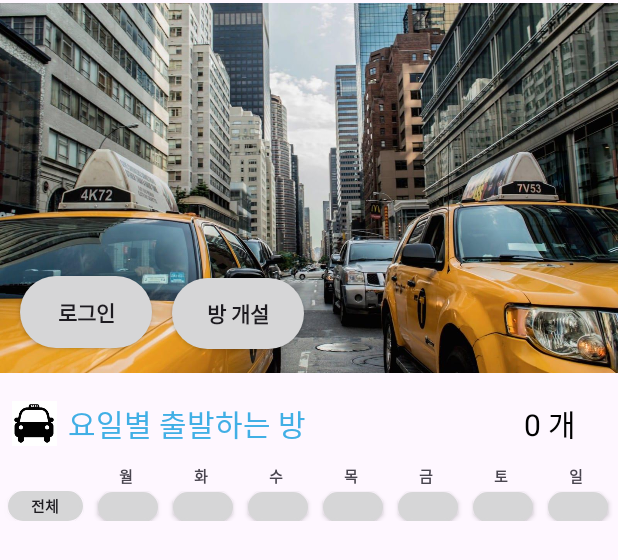
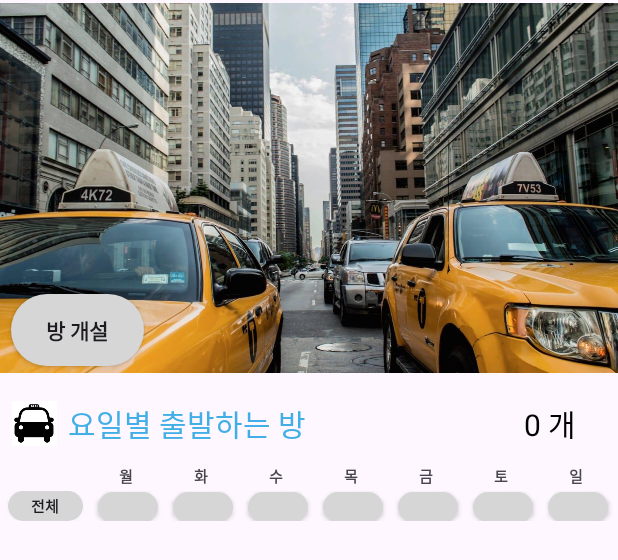
Before and after one commit to Dua1ipa/AndroidProject_Java, an Android app: the layout fragment_home.xml on its own in the app's theme, with its tools: preview values and no code run, on a phone screen of 412 x 824 dp. Shown: the top 560 px of the screen. Run offline under Robolectric (Android 15) with nearby library versions, the phone set to English and light mode, and no system bars.

Commit message:
Ver 2.3
이미지 추가 기능 (버그)

```diff
--- a/Project_Java/TaxiShare/app/src/main/java/com/example/project/Data/UserInfo.java
+++ b/Project_Java/TaxiShare/app/src/main/java/com/example/project/Data/UserInfo.java
@@ -10,9 +10,9 @@ public class UserInfo {
 
     public UserInfo(){};
 
-    public UserInfo(String NickName, String profileImg){
+    public UserInfo(String NickName, String ID){
         this.NickName = NickName;
-        this.profileImg = profileImg;
+        this.ID = ID;
     }
 
     public UserInfo(String NickName, String ID, String profileImg){
--- a/Project_Java/TaxiShare/app/src/main/res/layout/activity_sign_up.xml
+++ b/Project_Java/TaxiShare/app/src/main/res/layout/activity_sign_up.xml
@@ -36,8 +36,9 @@
             android:layout_height="match_parent"
             android:layout_weight="1">
             <de.hdodenhof.circleimageview.CircleImageView
-                android:layout_width="match_parent"
-                android:layout_height="match_parent"
+                android:id="@+id/circleImg"
+                android:layout_width="wrap_content"
+                android:layout_height="wrap_content"
                 android:src="@drawable/default_user">
             </de.hdodenhof.circleimageview.CircleImageView>
         </LinearLayout>
--- a/Project_Java/TaxiShare/app/src/main/res/layout/fragment_home.xml
+++ b/Project_Java/TaxiShare/app/src/main/res/layout/fragment_home.xml
@@ -20,34 +20,22 @@
             android:layout_marginEnd="0dp"
             android:layout_marginBottom="1dp"
             android:src="@drawable/back_taxi" />
+
         <androidx.appcompat.widget.AppCompatButton
-            android:id="@+id/btn_login"
+            android:id="@+id/btn_add"
             android:layout_width="wrap_content"
             android:layout_height="wrap_content"
             android:layout_alignParentStart="true"
             android:layout_alignParentTop="true"
-            android:layout_alignParentBottom="true"
-            android:layout_marginStart="13dp"
-            android:layout_marginTop="184dp"
-            android:layout_marginBottom="20dp"
-            android:background="@drawable/radius_button"
-            android:textStyle="bold"
-            android:text="로그인" />
-        <androidx.appcompat.widget.AppCompatButton
-            android:id="@+id/btn_add"
-            android:layout_width="wrap_content"
-            android:layout_height="wrap_content"
-            android:layout_alignParentTop="true"
             android:layout_alignParentEnd="true"
             android:layout_alignParentBottom="true"
-            android:layout_marginStart="13dp"
-            android:layout_marginTop="185dp"
-            android:layout_marginEnd="209dp"
-            android:layout_marginBottom="19dp"
-            android:layout_toEndOf="@+id/btn_login"
+            android:layout_marginStart="7dp"
+            android:layout_marginTop="196dp"
+            android:layout_marginEnd="316dp"
+            android:layout_marginBottom="8dp"
             android:background="@drawable/radius_button"
-            android:textStyle="bold"
-            android:text="방 개설" />
+            android:text="방 개설"
+            android:textStyle="bold" />
     </RelativeLayout>
 
     <LinearLayout
```
Also changed, not shown: Project_Java/TaxiShare/app/src/main/java/com/example/project/Login/SignUpActivity.java (+70 -13 lines).
